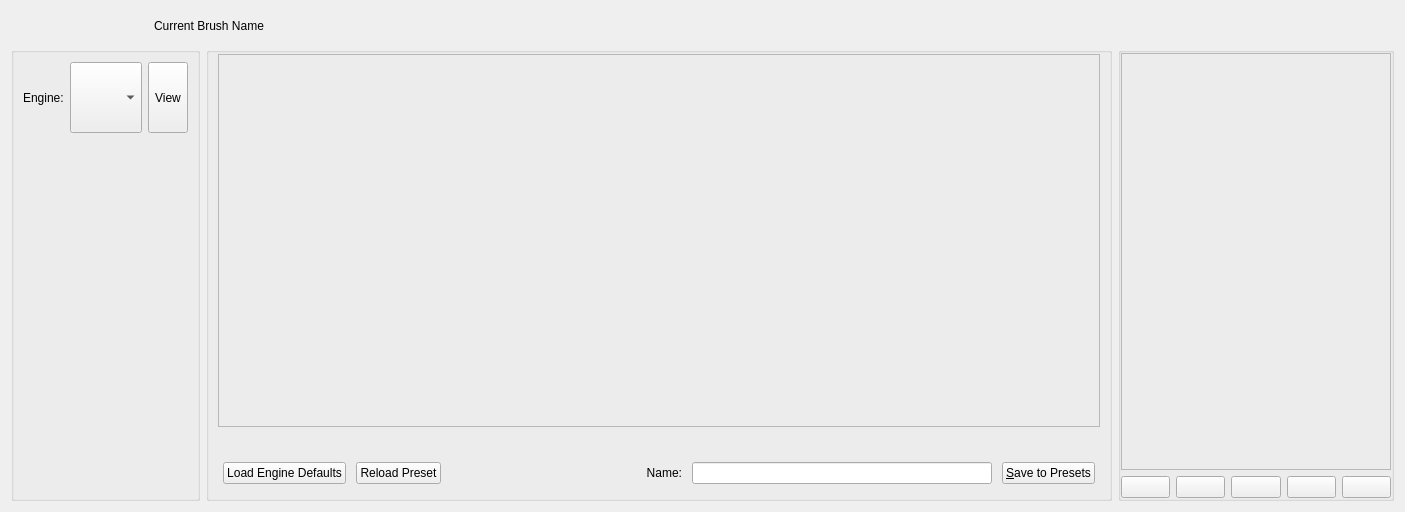
First picture: the form in libs/ui/forms/wdgpaintopsettings.ui, repository KDE/krita, before the edit.
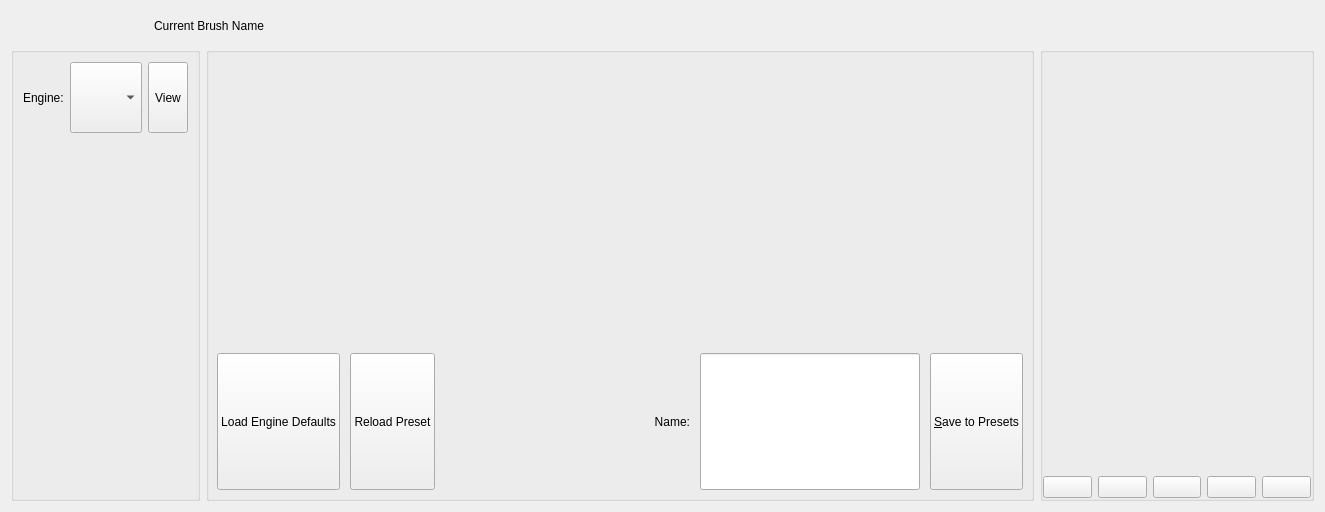
Second picture: the form after the edit. Custom widgets are drawn as their Qt base class.

Commit message: reduce the width of the brush editor settings a bit. This will need more changing later

```diff
--- a/libs/ui/forms/wdgpaintopsettings.ui
+++ b/libs/ui/forms/wdgpaintopsettings.ui
@@ -6,7 +6,7 @@
    <rect>
     <x>0</x>
     <y>0</y>
-    <width>1405</width>
+    <width>1325</width>
     <height>512</height>
    </rect>
   </property>
@@ -16,19 +16,31 @@
   <layout class="QGridLayout" name="gridLayout">
    <item row="1" column="1">
     <widget class="QGroupBox" name="brushEditorSettingsControls">
+     <property name="flat">
+      <bool>true</bool>
+     </property>
      <layout class="QVBoxLayout" name="brushEditorLayout">
       <property name="spacing">
        <number>0</number>
       </property>
+      <property name="leftMargin">
+       <number>3</number>
+      </property>
       <property name="topMargin">
        <number>1</number>
       </property>
+      <property name="rightMargin">
+       <number>3</number>
+      </property>
+      <property name="bottomMargin">
+       <number>3</number>
+      </property>
       <item>
        <widget class="QFrame" name="frmOptionWidgetContainer">
         <property name="sizePolicy">
          <sizepolicy hsizetype="Preferred" vsizetype="Preferred">
           <horstretch>0</horstretch>
-          <verstretch>4</verstretch>
+          <verstretch>0</verstretch>
          </sizepolicy>
         </property>
         <property name="minimumSize">
@@ -38,10 +50,13 @@
          </size>
         </property>
         <property name="frameShape">
-         <enum>QFrame::StyledPanel</enum>
+         <enum>QFrame::NoFrame</enum>
         </property>
         <property name="frameShadow">
-         <enum>QFrame::Raised</enum>
+         <enum>QFrame::Plain</enum>
+        </property>
+        <property name="lineWidth">
+         <number>0</number>
         </property>
        </widget>
       </item>
@@ -175,7 +190,7 @@
           </property>
           <property name="minimumSize">
            <size>
-            <width>300</width>
+            <width>220</width>
             <height>0</height>
            </size>
           </property>
@@ -235,10 +250,13 @@
       <item>
        <widget class="QFrame" name="frame">
         <property name="frameShape">
-         <enum>QFrame::StyledPanel</enum>
+         <enum>QFrame::NoFrame</enum>
         </property>
         <property name="frameShadow">
-         <enum>QFrame::Raised</enum>
+         <enum>QFrame::Plain</enum>
+        </property>
+        <property name="lineWidth">
+         <number>0</number>
         </property>
         <layout class="QVBoxLayout" name="verticalLayout_2">
          <item>
```
The commit also changes 5 other files.
